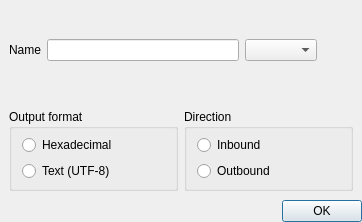
First picture: the form in gui/quickviewitemconfig.ui, repository nccgroup/pip3line, before the edit.
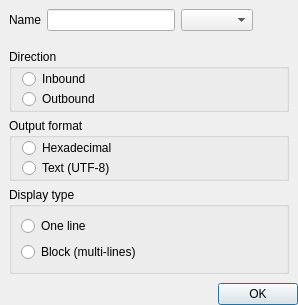
Second picture: the form after the edit. Icons and pictures are not drawn.

```diff
--- a/gui/quickviewitemconfig.ui
+++ b/gui/quickviewitemconfig.ui
@@ -15,8 +15,8 @@
    <rect>
     <x>0</x>
     <y>0</y>
-    <width>362</width>
-    <height>222</height>
+    <width>298</width>
+    <height>296</height>
    </rect>
   </property>
   <property name="windowTitle">
@@ -30,21 +30,6 @@
     <number>0</number>
    </property>
    <item>
-    <widget class="QWidget" name="widget" native="true">
-     <property name="sizePolicy">
-      <sizepolicy hsizetype="Preferred" vsizetype="Preferred">
-       <horstretch>0</horstretch>
-       <verstretch>0</verstretch>
-      </sizepolicy>
-     </property>
-     <layout class="QHBoxLayout" name="mainLayout">
-      <property name="spacing">
-       <number>0</number>
-      </property>
-      <property name="margin">
-       <number>0</number>
-      </property>
-      <item>
        <widget class="QWidget" name="confWidget" native="true">
         <property name="sizePolicy">
          <sizepolicy hsizetype="Expanding" vsizetype="Expanding">
@@ -115,45 +100,7 @@
          </item>
          <item>
           <widget class="QWidget" name="generalWidget" native="true">
-           <layout class="QHBoxLayout" name="horizontalLayout_4">
-            <item>
-             <widget class="QGroupBox" name="formatGroupBox">
-              <property name="title">
-               <string>Output format</string>
-              </property>
-              <layout class="QVBoxLayout" name="verticalLayout_2">
-               <property name="spacing">
-                <number>0</number>
-               </property>
-               <property name="leftMargin">
-                <number>10</number>
-               </property>
-               <property name="topMargin">
-                <number>0</number>
-               </property>
-               <property name="rightMargin">
-                <number>0</number>
-               </property>
-               <property name="bottomMargin">
-                <number>0</number>
-               </property>
-               <item alignment="Qt::AlignLeft">
-                <widget class="QRadioButton" name="hexaRadioButton">
-                 <property name="text">
-                  <string>Hexadecimal</string>
-                 </property>
-                </widget>
-               </item>
-               <item>
-                <widget class="QRadioButton" name="textRadioButton">
-                 <property name="text">
-                  <string>Text (UTF-8)</string>
-                 </property>
-                </widget>
-               </item>
-              </layout>
-             </widget>
-            </item>
+        <layout class="QVBoxLayout" name="verticalLayout_4">
             <item>
              <widget class="QGroupBox" name="wayGroupBox">
               <property name="title">
@@ -193,6 +140,64 @@
                 </widget>
                </item>
               </layout>
+          </widget>
+         </item>
+         <item>
+          <widget class="QGroupBox" name="formatGroupBox">
+           <property name="title">
+            <string>Output format</string>
+           </property>
+           <layout class="QVBoxLayout" name="verticalLayout_2">
+            <property name="spacing">
+             <number>0</number>
+            </property>
+            <property name="leftMargin">
+             <number>10</number>
+            </property>
+            <property name="topMargin">
+             <number>0</number>
+            </property>
+            <property name="rightMargin">
+             <number>0</number>
+            </property>
+            <property name="bottomMargin">
+             <number>0</number>
+            </property>
+            <item alignment="Qt::AlignLeft">
+             <widget class="QRadioButton" name="hexaRadioButton">
+              <property name="text">
+               <string>Hexadecimal</string>
+              </property>
+             </widget>
+            </item>
+            <item>
+             <widget class="QRadioButton" name="textRadioButton">
+              <property name="text">
+               <string>Text (UTF-8)</string>
+              </property>
+             </widget>
+            </item>
+           </layout>
+          </widget>
+         </item>
+         <item>
+          <widget class="QGroupBox" name="typeGroupBox">
+           <property name="title">
+            <string>Display type</string>
+           </property>
+           <layout class="QVBoxLayout" name="verticalLayout_5">
+            <item>
+             <widget class="QRadioButton" name="oneLineRadioButton">
+              <property name="text">
+               <string>One line</string>
+              </property>
+             </widget>
+            </item>
+            <item>
+             <widget class="QRadioButton" name="blockRadioButton">
+              <property name="text">
+               <string>Block (multi-lines)</string>
+              </property>
              </widget>
             </item>
            </layout>
```
Lines whose indentation alone changed are shown as unchanged.
